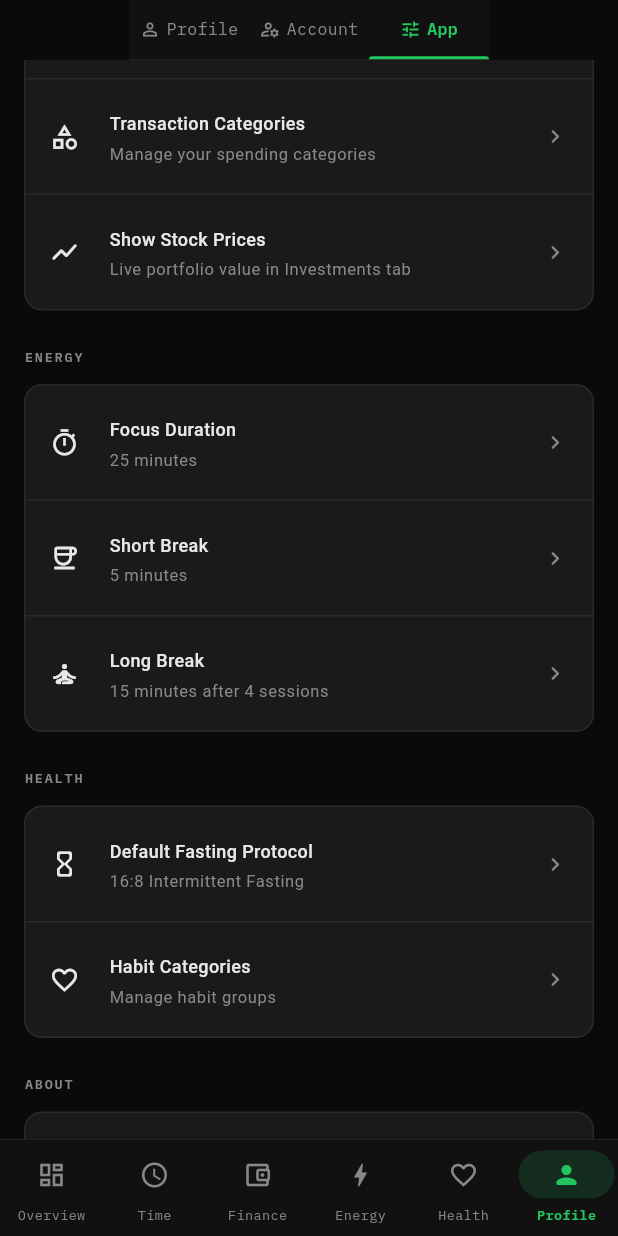
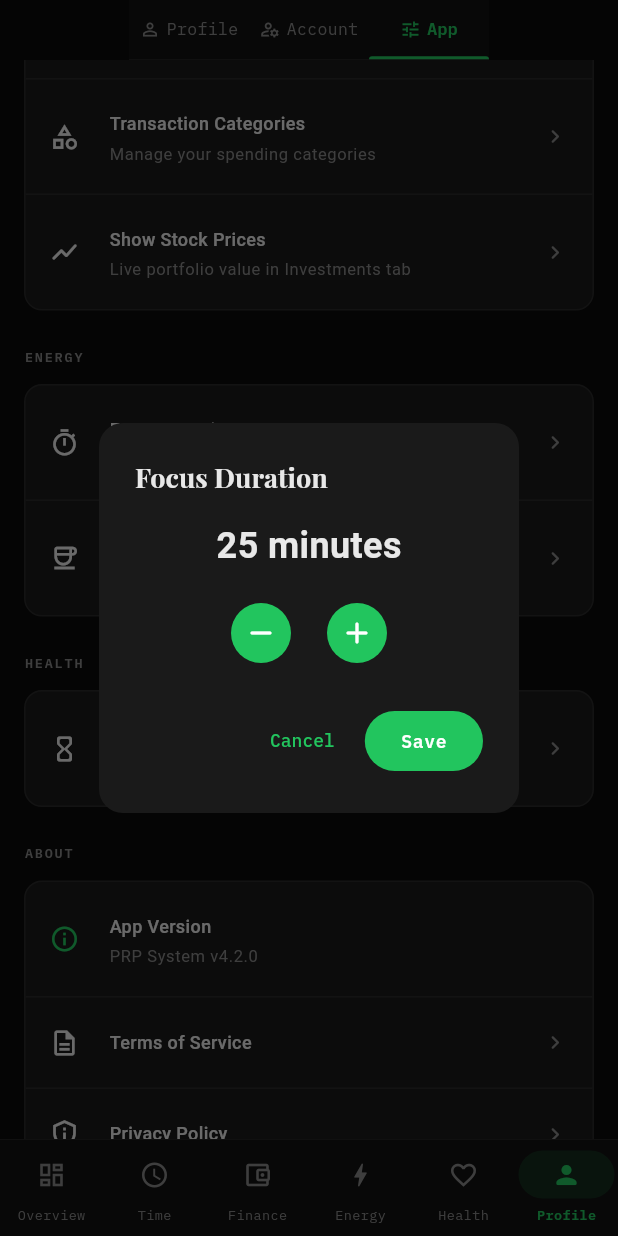
Before and after one commit to abdelfattahmsa/PRP-APP, a Flutter app: the ProfileAppSettingsScreen screen opened by its route, scrolled down 1152 dp, after a tap on "Focus Duration", on a phone screen of 412 x 824 dp. Run offline on Flutter 3.47's test engine with Material 3 defaults, Android fonts, the phone set to English and light mode, and no system bars; our stand-ins replace equatable, fl_chart, flutter_animate, flutter_local_notifications, flutter_riverpod, gap and 5 more; accounts and stored records are empty.

Commit message:
feat: Settings — wire Focus Duration, Break, Fasting protocol to real providers
Focus Duration + Break Duration: +/- stepper dialog, reads/writes focusTimerProvider.setDuration(). Fasting protocol: pick-from-list dialog (12-24h), writes fastingProvider.setGoal(). Category manager tiles already wired. All Energy/Health settings now interactive.

Co-Authored-By: Claude Sonnet 4.6 <noreply@anthropic.com>

```diff
--- a/lib/features/profile/screens/profile_app_settings_screen.dart
+++ b/lib/features/profile/screens/profile_app_settings_screen.dart
@@ -4,6 +4,7 @@ import 'package:gap/gap.dart';
 import 'package:uuid/uuid.dart';
 import '../../../core/theme/app_theme.dart';
 import '../../../core/providers/theme_provider.dart';
+import '../../../shared/models/all_providers.dart';
 import '../../../shared/widgets/placeholders.dart';
 import '../../../engines/categories/providers/user_categories_provider.dart';
 import '../../../engines/categories/data/models/user_category_model.dart';
@@ -205,50 +206,84 @@ class _ProfileAppSettingsScreenState
             const Gap(24),
 
             // ── Energy settings ─────────────────────────────────
+            Builder(builder: (ctx) {
+              final timer = ref.watch(focusTimerProvider);
+              final notifier = ref.read(focusTimerProvider.notifier);
+              return Column(
+                crossAxisAlignment: CrossAxisAlignment.start,
+                children: [
                   const SectionHeader('Energy'),
                   const Gap(12),
                   SectionCard(children: [
                     SettingsTile(
                       title: 'Focus Duration',
-                subtitle: '25 minutes',
+                      subtitle: '${timer.focusDuration} minutes',
                       leading: const Icon(Icons.timer_outlined, size: 20),
-                onTap: () {},
+                      onTap: () => _pickMinutes(
+                        ctx,
+                        title: 'Focus Duration',
+                        initial: timer.focusDuration,
+                        min: 5,
+                        max: 120,
+                        onPick: (v) => notifier.setDuration(v, timer.breakDuration),
+                      ),
                     ),
                     Divider(height: 1, color: borderColor),
                     SettingsTile(
-                title: 'Short Break',
-                subtitle: '5 minutes',
+                      title: 'Break Duration',
+                      subtitle: '${timer.breakDuration} minutes',
                       leading: const Icon(Icons.coffee_outlined, size: 20),
-                onTap: () {},
+                      onTap: () => _pickMinutes(
+                        ctx,
+                        title: 'Break Duration',
+                        initial: timer.breakDuration,
+                        min: 1,
+                        max: 60,
+                        onPick: (v) => notifier.setDuration(timer.focusDuration, v),
                       ),
-              Divider(height: 1, color: borderColor),
-              SettingsTile(
-                title: 'Long Break',
-                subtitle: '15 minutes after 4 sessions',
-                leading: const Icon(Icons.self_improvement_outlined, size: 20),
-                onTap: () {},
                     ),
                   ]),
+                ],
+              );
+            }),
             const Gap(24),
 
             // ── Health settings ─────────────────────────────────
+            Builder(builder: (ctx) {
+              final fasting = ref.watch(fastingProvider);
+              final goalHours = fasting.goalHours;
+              return Column(
+                crossAxisAlignment: CrossAxisAlignment.start,
+                children: [
                   const SectionHeader('Health'),
                   const Gap(12),
                   SectionCard(children: [
                     SettingsTile(
-                title: 'Default Fasting Protocol',
-                subtitle: '16:8 Intermittent Fasting',
+                      title: 'Default Fasting Goal',
+                      subtitle: '$goalHours hours (${goalHours}:${24 - goalHours} protocol)',
                       leading: const Icon(Icons.hourglass_empty_rounded, size: 20),
-                onTap: () {},
+                      onTap: () => _pickFromList(
+                        ctx,
+                        title: 'Fasting Protocol',
+                        options: ['12', '14', '16', '18', '20', '24'],
+                        labels: const [
+                          '12h — 12:12',
+                          '14h — 14:10',
+                          '16h — 16:8 (recommended)',
+                          '18h — 18:6',
+                          '20h — 20:4 (OMAD-ish)',
+                          '24h — Full day fast',
+                        ],
+                        selected: goalHours.toString(),
+                        onPick: (v) => ref
+                            .read(fastingProvider.notifier)
+                            .setGoal(int.parse(v)),
                       ),
-              Divider(height: 1, color: borderColor),
-              SettingsTile(
-                title: 'Habit Categories',
-                subtitle: 'Manage habit groups',
-                leading: const Icon(Icons.favorite_outline, size: 20),
-                onTap: () {},
                     ),
                   ]),
+                ],
+              );
+            }),
             const Gap(24),
 
             // ── About ───────────────────────────────────────────
@@ -335,6 +370,103 @@ class _ThemeOption extends StatelessWidget {
       ),
     );
   }
+}
+
+// ══════════════════════════════════════════════════════════════
+// SETTINGS HELPERS
+// ══════════════════════════════════════════════════════════════
+
+Future<void> _pickMinutes(
+  BuildContext context, {
+  required String title,
+  required int initial,
+  required int min,
+  required int max,
+  required ValueChanged<int> onPick,
+}) async {
+  int value = initial;
+  final result = await showDialog<int>(
+    context: context,
+    builder: (ctx) => AlertDialog(
+      title: Text(title),
+      content: StatefulBuilder(
+        builder: (ctx, setState) => Column(
+          mainAxisSize: MainAxisSize.min,
+          children: [
+            Text('$value minutes',
+                style: const TextStyle(
+                    fontSize: 24, fontWeight: FontWeight.w700)),
+            const Gap(16),
+            Row(
+              mainAxisAlignment: MainAxisAlignment.center,
+              children: [
+                IconButton.filled(
+                  onPressed: value > min
+                      ? () => setState(() => value -= 5)
+                      : null,
+                  icon: const Icon(Icons.remove_rounded),
+                ),
+                const Gap(16),
+                IconButton.filled(
+                  onPressed: value < max
+                      ? () => setState(() => value += 5)
+                      : null,
+                  icon: const Icon(Icons.add_rounded),
+                ),
+              ],
+            ),
+          ],
+        ),
+      ),
+      actions: [
+        TextButton(
+            onPressed: () => Navigator.pop(ctx),
+            child: const Text('Cancel')),
+        FilledButton(
+            onPressed: () => Navigator.pop(ctx, value),
+            child: const Text('Save')),
+      ],
+    ),
+  );
+  if (result != null) onPick(result);
+}
+
+Future<void> _pickFromList(
+  BuildContext context, {
+  required String title,
+  required List<String> options,
+  required List<String> labels,
+  required String selected,
+  required ValueChanged<String> onPick,
+}) async {
+  final result = await showDialog<String>(
+    context: context,
+    builder: (ctx) => SimpleDialog(
+      title: Text(title),
+      children: [
+        for (int i = 0; i < options.length; i++)
+          SimpleDialogOption(
+            onPressed: () => Navigator.pop(ctx, options[i]),
+            child: Row(
+              children: [
+                Icon(
+                  options[i] == selected
+                      ? Icons.radio_button_checked_rounded
+                      : Icons.radio_button_unchecked_rounded,
+                  size: 18,
+                  color: options[i] == selected
+                      ? AppColors.pmp
+                      : AppColors.textSecondary,
+                ),
+                const Gap(12),
+                Text(labels[i]),
+              ],
+            ),
+          ),
+      ],
+    ),
+  );
+  if (result != null) onPick(result);
 }
 
 // ══════════════════════════════════════════════════════════════
```
Lines whose indentation alone changed are shown as unchanged.
